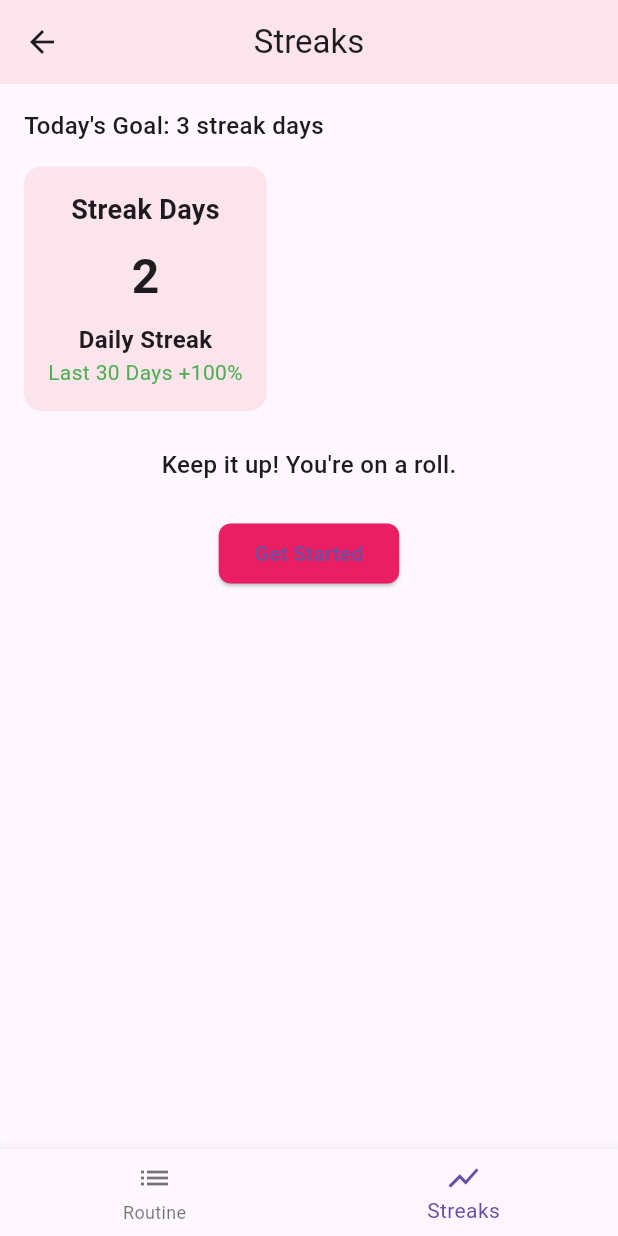
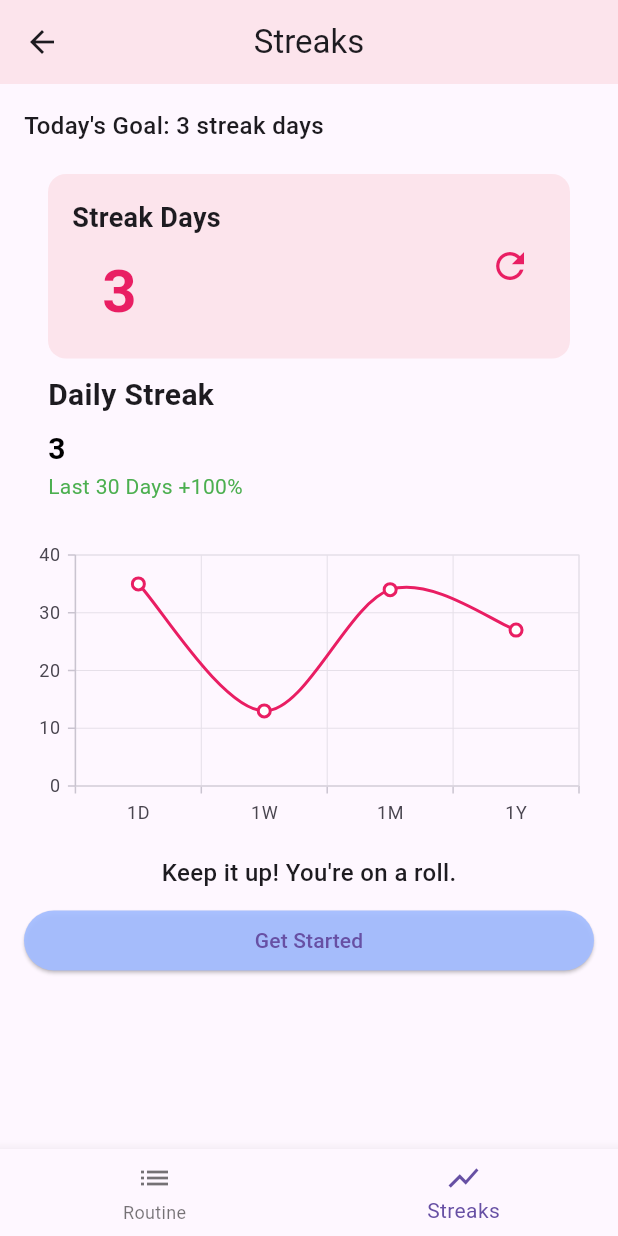
Before and after one commit to vamsikrishnaperuri/urban_culture, a Flutter app: the StreaksScreen screen opened by its route, on a phone screen of 412 x 824 dp. Run offline on Flutter 3.47's test engine with Material 3 defaults, Android fonts, the phone set to English and light mode, and no system bars; our stand-ins replace image_picker, shared_preferences, syncfusion_flutter_charts; accounts and stored records are empty.

Commit message:
Streaks Updated

```diff
--- a/lib/Screens/StreaksScreen.dart
+++ b/lib/Screens/StreaksScreen.dart
@@ -1,8 +1,55 @@
 import 'package:flutter/material.dart';
+import 'package:syncfusion_flutter_charts/charts.dart';
 
-class StreaksScreen extends StatelessWidget {
+class StreaksScreen extends StatefulWidget {
+  @override
+  _StreaksScreenState createState() => _StreaksScreenState();
+}
+
+class _StreaksScreenState extends State<StreaksScreen> with SingleTickerProviderStateMixin {
+  late AnimationController _controller;
+  late Animation<int> _streakAnimation;
+  int _currentStreak = 0; // Initial streak number
+  final int _targetStreak = 3; // Dummy target streak for the day
+
+  @override
+  void initState() {
+    super.initState();
+
+    // Initialize animation controller
+    _controller = AnimationController(
+      duration: const Duration(seconds: 2),
+      vsync: this,
+    );
+
+    // Define animation to count streak
+    _streakAnimation = IntTween(begin: 0, end: _targetStreak).animate(
+      CurvedAnimation(parent: _controller, curve: Curves.easeInOut),
+    )..addListener(() {
+      setState(() {
+        _currentStreak = _streakAnimation.value;
+      });
+    });
+
+    // Start animation on screen load
+    _controller.forward();
+  }
+
+  @override
+  void dispose() {
+    _controller.dispose();
+    super.dispose();
+  }
+
   @override
   Widget build(BuildContext context) {
+    final List<ChartData> chartData = [
+      ChartData('1D', 35),
+      ChartData('1W', 13),
+      ChartData('1M', 34),
+      ChartData('1Y', 27),
+    ];
+
     return Scaffold(
       appBar: AppBar(
         title: const Text('Streaks'),
@@ -19,44 +66,138 @@ class StreaksScreen extends StatelessWidget {
               "Today's Goal: 3 streak days",
               style: TextStyle(fontSize: 16, fontWeight: FontWeight.w500),
             ),
-            const SizedBox(height: 16),
+            const SizedBox(height: 5),
+            Padding(
+              padding: const EdgeInsets.all(16),
+              child: Column(
+                crossAxisAlignment: CrossAxisAlignment.center,
+                children: [
                   Container(
+                    width: double.infinity,
                     padding: const EdgeInsets.all(16),
                     decoration: BoxDecoration(
                       color: Colors.pink[50],
                       borderRadius: BorderRadius.circular(12),
                     ),
-              child: const Column(
+                    child: Row(
+                      mainAxisAlignment: MainAxisAlignment.spaceBetween,
                       children: [
-                  Text('Streak Days', style: TextStyle(fontSize: 18, fontWeight: FontWeight.bold)),
-                  SizedBox(height: 8),
-                  Text('2', style: TextStyle(fontSize: 32, fontWeight: FontWeight.bold)),
-                  SizedBox(height: 8),
-                  Text('Daily Streak', style: TextStyle(fontSize: 16, fontWeight: FontWeight.bold)),
-                  Text('Last 30 Days +100%', style: TextStyle(color: Colors.green, fontSize: 14)),
+                        Column(
+                          crossAxisAlignment: CrossAxisAlignment.start,
+                          children: [
+                            const Text(
+                              'Streak Days',
+                              style: TextStyle(fontSize: 18, fontWeight: FontWeight.bold),
+                            ),
+                            const SizedBox(height: 8),
+                            AnimatedBuilder(
+                              animation: _controller,
+                              builder: (context, child) {
+                                return Padding(
+                                  padding: const EdgeInsets.only(left: 20.0),
+                                  child: Text(
+                                    '$_currentStreak',
+                                    style: const TextStyle(
+                                      fontSize: 40,
+                                      fontWeight: FontWeight.bold,
+                                      color: Colors.pink,
+                                    ),
+                                  ),
+                                );
+                              },
+                            ),
+                          ],
+                        ),
+                        // Refresh Icon
+                        IconButton(
+                          onPressed: () {
+                            // Reset animation and play it again
+                            _controller.reset();
+                            _controller.forward();
+                          },
+                          icon: const Icon(Icons.refresh, color: Colors.pink, size: 28),
+                        ),
                       ],
                     ),
                   ),
-            const SizedBox(height: 24),
+                  const SizedBox(height: 10),
+                  const Align(
+                    alignment: Alignment.centerLeft,
+                    child: Column(
+                      crossAxisAlignment: CrossAxisAlignment.start,
+                      children: [
+                        Text(
+                          'Daily Streak',
+                          style: TextStyle(fontSize: 20, fontWeight: FontWeight.bold),
+                        ),
+                        SizedBox(height: 7),
+                        Text(
+                          '3',
+                          style: TextStyle(
+                            fontSize: 20,
+                            fontWeight: FontWeight.w700,
+                            color: Colors.black,
+                          ),
+                        ),
+                        Text(
+                          'Last 30 Days +100%',
+                          style: TextStyle(color: Colors.green, fontSize: 14),
+                        ),
+                      ],
+                    ),
+                  ),
+                ],
+              ),
+            ),
+            const SizedBox(height: 10),
+            Container(
+              height: 200,
+              child: SfCartesianChart(
+                primaryXAxis: CategoryAxis(
+                  labelStyle: const TextStyle(fontSize: 12),
+                ),
+                series: <CartesianSeries>[
+                  SplineSeries<ChartData, String>(
+                    dataSource: chartData,
+                    xValueMapper: (ChartData data, _) => data.x,
+                    yValueMapper: (ChartData data, _) => data.y,
+                    color: Colors.pink,
+                    markerSettings: const MarkerSettings(
+                      isVisible: true,
+                      shape: DataMarkerType.circle,
+                    ),
+                  ),
+                ],
+              ),
+            ),
+            const SizedBox(height: 10),
             Expanded(
               child: Center(
                 child: Column(
                   children: [
-                    const Text('Keep it up! You\'re on a roll.',
-                        style: TextStyle(fontSize: 16, fontWeight: FontWeight.w500)),
-                    const SizedBox(height: 24),
-                    ElevatedButton(
-                      onPressed: () {},
+                    const Text(
+                      'Keep it up! You\'re on a roll.',
+                      style: TextStyle(fontSize: 16, fontWeight: FontWeight.w500),
+                    ),
+                    const SizedBox(height: 10), // Add spacing between the text and the button
+                    SizedBox(
+                      width: double.infinity, // Makes the button span the full width of the screen
+                      child: ElevatedButton(
+                        onPressed: () {
+                          // Add your logic here for what happens when "Get Started" is clicked
+                        },
                         style: ElevatedButton.styleFrom(
-                        backgroundColor: Colors.pink,
-                        shape: RoundedRectangleBorder(borderRadius: BorderRadius.circular(8)),
+                          backgroundColor: Color(0xEFA4BDFF),
+                          shape: RoundedRectangleBorder(borderRadius: BorderRadius.circular(30)),
                         ),
                         child: const Text('Get Started'),
+                      ),
                     ),
                   ],
                 ),
               ),
             ),
+
           ],
         ),
       ),
@@ -75,3 +216,9 @@ class StreaksScreen extends StatelessWidget {
     );
   }
 }
+
+class ChartData {
+  ChartData(this.x, this.y);
+  final String x; // Labels like '1D', '1W', etc.
+  final double y;
+}
--- a/pubspec.yaml
+++ b/pubspec.yaml
@@ -41,6 +41,8 @@ dependencies:
   http: ^1.1.0
   cloudinary_dart: 0.0.11
   cloudinary_api: ^1.0.0
+  fl_chart: 0.36.0
+  syncfusion_flutter_charts: ^20.4.38
 
 
 dev_dependencies:
```
Also changed, not shown: pubspec.lock. Lines whose indentation alone changed are shown as unchanged.
